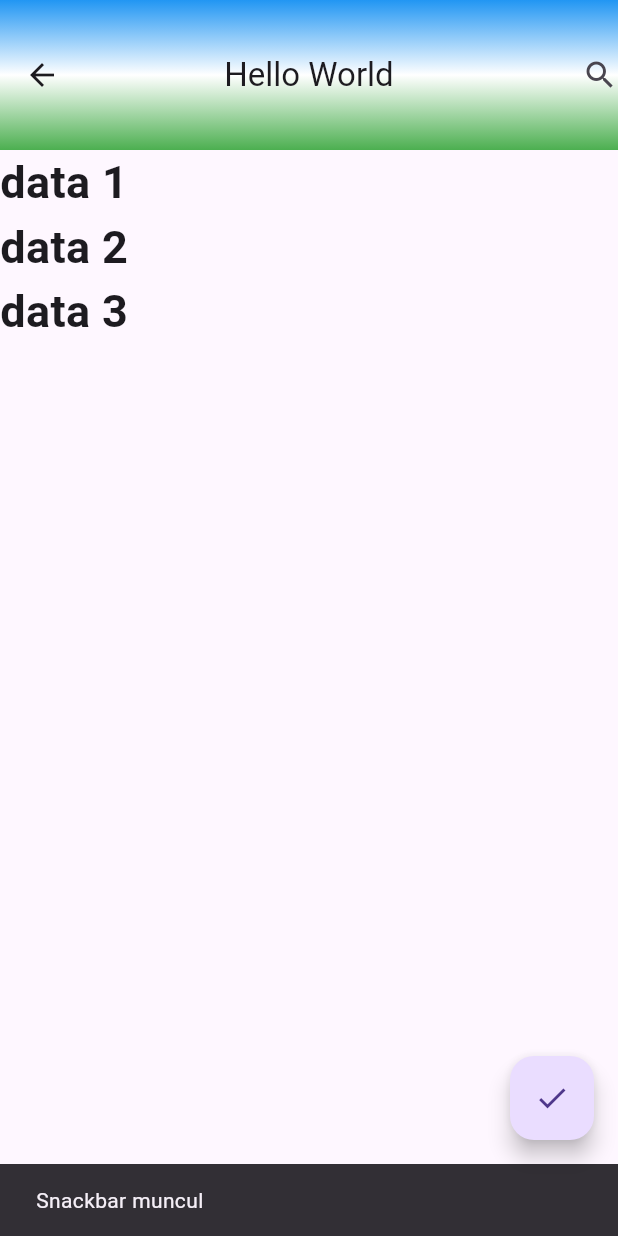
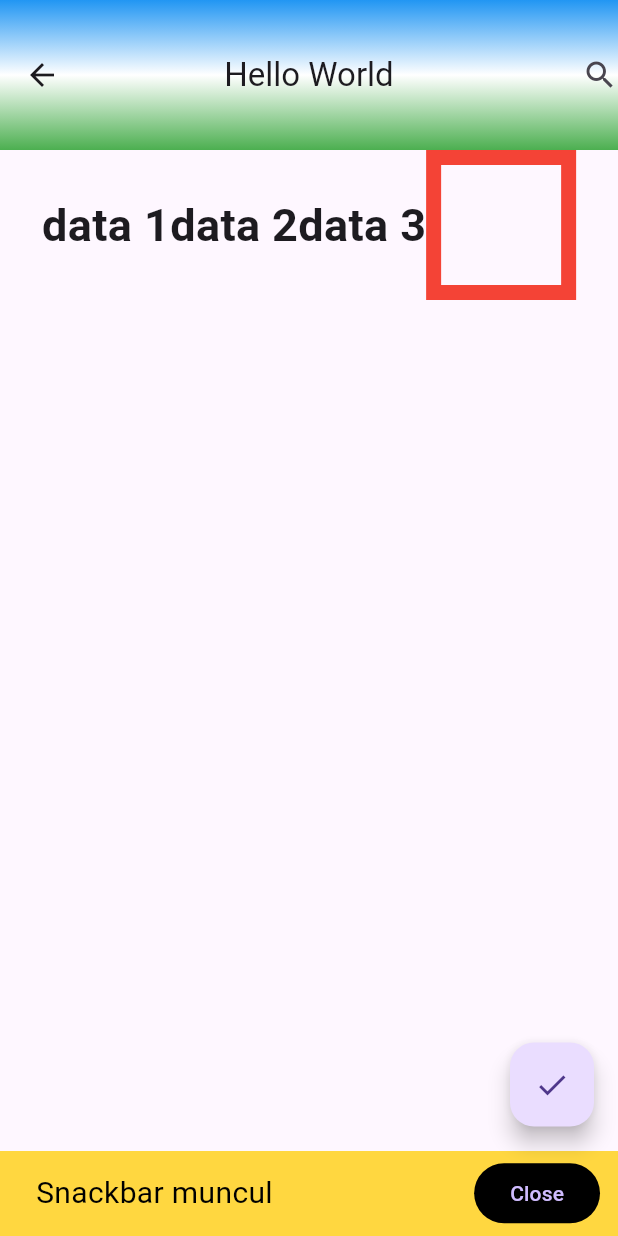
Before and after one commit to davidriyan/pertemuan-3-mobile-development, a Flutter app: the screen it shows after launch, after a tap on the "check" icon, on a phone screen of 412 x 824 dp. Run offline on Flutter 3.47's test engine with Material 3 defaults, Android fonts, the phone set to English and light mode, and no system bars.

Commit message:
container, row

```diff
--- a/lib/main.dart
+++ b/lib/main.dart
@@ -36,9 +36,9 @@ class HomePage extends StatelessWidget {
           ),
         ),
       ),
-      body: Column(
+      body: Row(
         // crossAxisAlignment: CrossAxisAlignment.center,
-        // mainAxisAlignment: MainAxisAlignment.end,
+        mainAxisAlignment: MainAxisAlignment.center,
         children: [
           Text(
             'data 1',
@@ -52,14 +52,34 @@ class HomePage extends StatelessWidget {
             'data 3',
             style: TextStyle(fontSize: 30, fontWeight: FontWeight.w600),
           ),
+          Container(
+            // color: Colors.amberAccent,
+            height: 100,
+            width: 100,
+            decoration: BoxDecoration(
+              border: Border.all(color: Colors.red, width: 10),
+            ),
+          ),
         ],
       ),
       floatingActionButton: FloatingActionButton(
         onPressed: () {
           print('Tombol di klik!');
-          ScaffoldMessenger.of(
-            context,
-          ).showSnackBar(SnackBar(content: Text('Snackbar muncul')));
+          ScaffoldMessenger.of(context).showSnackBar(
+            SnackBar(
+              content: Text(
+                'Snackbar muncul',
+                style: TextStyle(color: Colors.black, fontSize: 20),
+              ),
+              backgroundColor: Colors.amberAccent,
+              duration: Duration(seconds: 3),
+              action: SnackBarAction(
+                label: 'Close',
+                onPressed: () {},
+                backgroundColor: Colors.black,
+              ),
+            ),
+          );
         },
         child: Icon(Icons.check),
       ),
```
